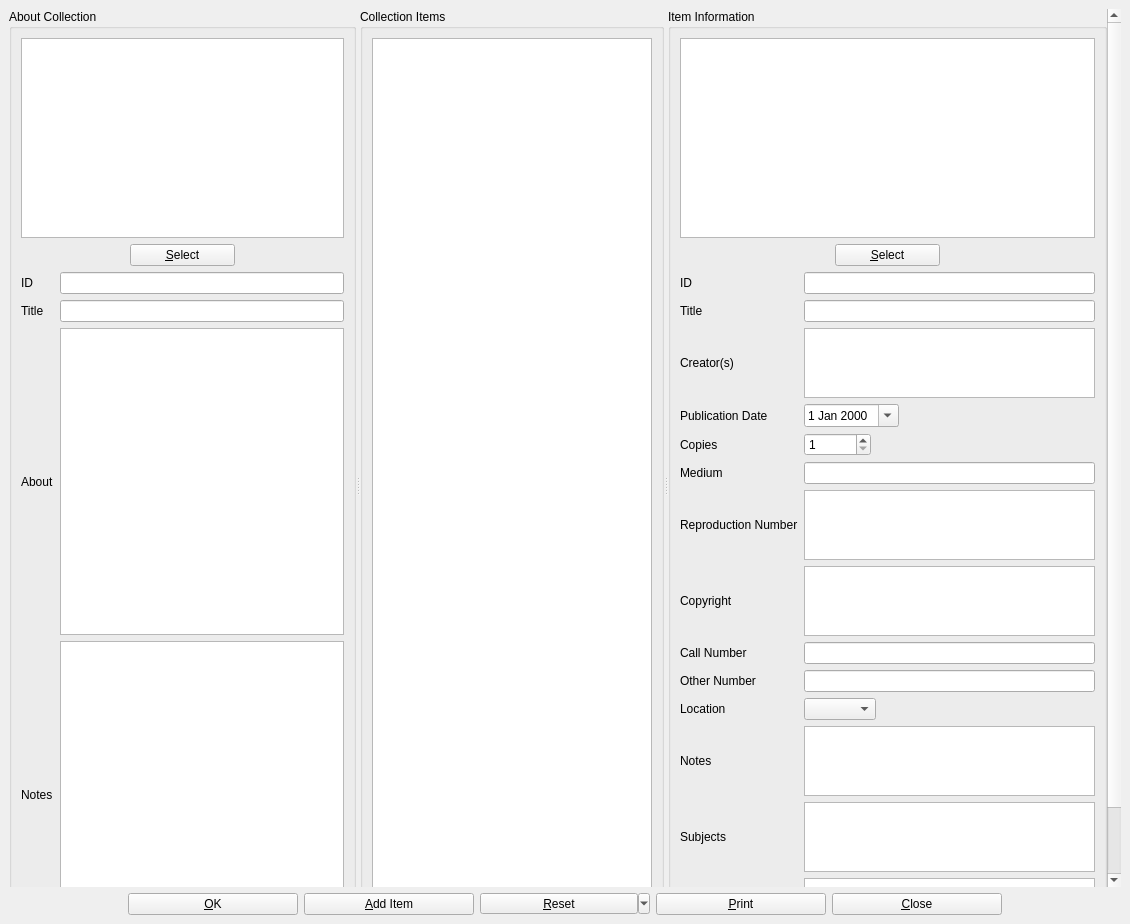
This is photographinfo.ui in textbrowser/biblioteq as Qt 5 draws it before an edit. The edited form follows.
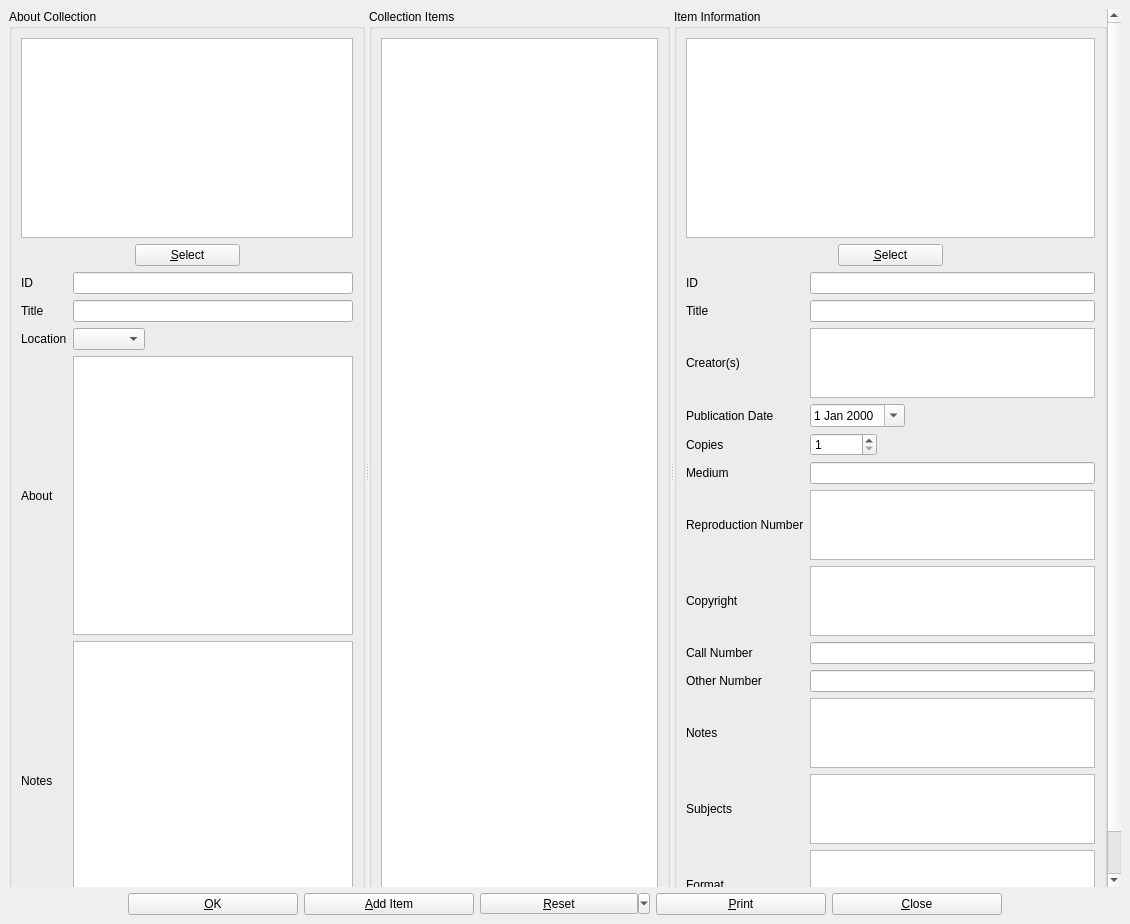
This is the edited form. Icons and pictures are not drawn. Custom widgets are drawn as their Qt base class.

Commit message: Moved location from photograph to photograph_collection.

```diff
--- a/photographinfo.ui
+++ b/photographinfo.ui
@@ -131,28 +131,28 @@
               <item row="1" column="1">
                <widget class="QLineEdit" name="title_collection"/>
               </item>
-              <item row="2" column="0">
+              <item row="3" column="0">
                <widget class="QLabel" name="label">
                 <property name="text">
                  <string>About</string>
                 </property>
                </widget>
               </item>
-              <item row="2" column="1">
+              <item row="3" column="1">
                <widget class="QTextEdit" name="about_collection">
                 <property name="acceptRichText">
                  <bool>false</bool>
                 </property>
                </widget>
               </item>
-              <item row="3" column="0">
+              <item row="4" column="0">
                <widget class="QLabel" name="label_3">
                 <property name="text">
                  <string>Notes</string>
                 </property>
                </widget>
               </item>
-              <item row="3" column="1">
+              <item row="4" column="1">
                <widget class="QTextEdit" name="notes_collection">
                 <property name="acceptRichText">
                  <bool>false</bool>
@@ -169,6 +169,33 @@
               <item row="0" column="1">
                <widget class="QLineEdit" name="id_collection"/>
               </item>
+              <item row="2" column="0">
+               <widget class="QLabel" name="label_20">
+                <property name="text">
+                 <string>Location</string>
+                </property>
+               </widget>
+              </item>
+              <item row="2" column="1">
+               <layout class="QHBoxLayout" name="_4">
+                <item>
+                 <widget class="QComboBox" name="location"/>
+                </item>
+                <item>
+                 <spacer>
+                  <property name="orientation">
+                   <enum>Qt::Horizontal</enum>
+                  </property>
+                  <property name="sizeHint" stdset="0">
+                   <size>
+                    <width>40</width>
+                    <height>20</height>
+                   </size>
+                  </property>
+                 </spacer>
+                </item>
+               </layout>
+              </item>
              </layout>
             </item>
            </layout>
@@ -332,7 +359,7 @@
                 </item>
                </layout>
               </item>
-              <item row="11" column="0">
+              <item row="10" column="0">
                <widget class="QLabel" name="label_8">
                 <property name="text">
                  <string>Notes</string>
@@ -381,33 +408,6 @@
                 </property>
                </widget>
               </item>
-              <item row="10" column="0">
-               <widget class="QLabel" name="label_19">
-                <property name="text">
-                 <string>Location</string>
-                </property>
-               </widget>
-              </item>
-              <item row="10" column="1">
-               <layout class="QHBoxLayout" name="_4">
-                <item>
-                 <widget class="QComboBox" name="location"/>
-                </item>
-                <item>
-                 <spacer>
-                  <property name="orientation">
-                   <enum>Qt::Horizontal</enum>
-                  </property>
-                  <property name="sizeHint" stdset="0">
-                   <size>
-                    <width>40</width>
-                    <height>20</height>
-                   </size>
-                  </property>
-                 </spacer>
-                </item>
-               </layout>
-              </item>
               <item row="5" column="0">
                <widget class="QLabel" name="label_5">
                 <property name="text">
@@ -432,14 +432,14 @@
               <item row="1" column="1">
                <widget class="QLineEdit" name="title_item"/>
               </item>
-              <item row="11" column="1">
+              <item row="10" column="1">
                <widget class="QTextEdit" name="notes_item">
                 <property name="acceptRichText">
                  <bool>false</bool>
                 </property>
                </widget>
               </item>
-              <item row="12" column="0">
+              <item row="11" column="0">
                <widget class="QLabel" name="label_9">
                 <property name="text">
                  <string>Subjects</string>
@@ -456,7 +456,7 @@
                 </property>
                </widget>
               </item>
-              <item row="13" column="0">
+              <item row="12" column="0">
                <widget class="QLabel" name="label_11">
                 <property name="text">
                  <string>Format</string>
@@ -524,7 +524,7 @@
                 </property>
                </widget>
               </item>
-              <item row="12" column="1">
+              <item row="11" column="1">
                <widget class="QTextEdit" name="subjects_item">
                 <property name="readOnly">
                  <bool>false</bool>
@@ -534,7 +534,7 @@
                 </property>
                </widget>
               </item>
-              <item row="13" column="1">
+              <item row="12" column="1">
                <widget class="QTextEdit" name="format_item">
                 <property name="readOnly">
                  <bool>false</bool>
```
Left out of the diff: 2 changed lines with no effect on the pictures. The commit also changes 10 other files.
